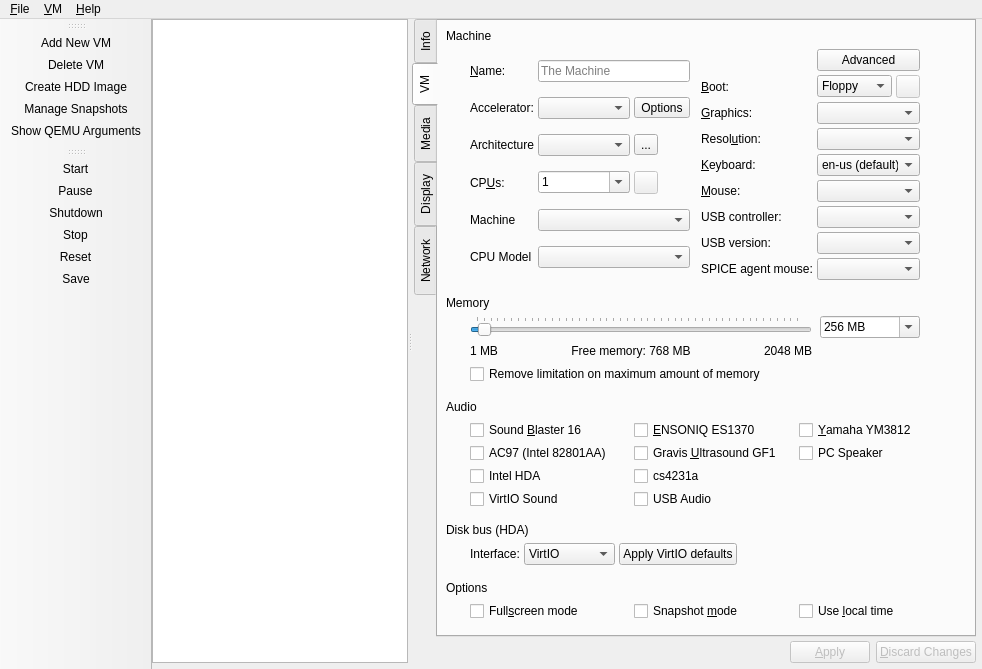
Above: src/Main_Window.ui from chronic8000/aqemu before the change. Below: the same form after it.
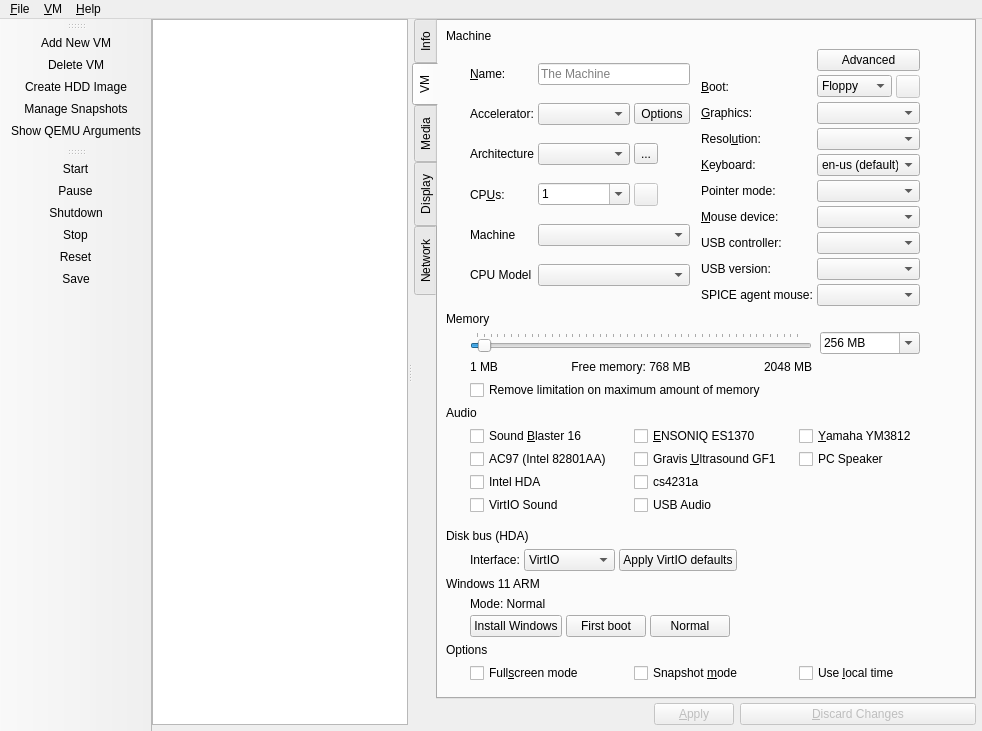
That is the form after the change. Icons and pictures are not drawn. Custom widgets are drawn as their Qt base class.

Commit message:
Add Win11 ARM install lifecycle modes and aarch64 TCG boot fixes.
Ship Install/First boot/Normal presets (ramfb-only vs virtio-gpu), USB ISO boot, GICv3/highmem/ITS and max,pauth-impdef CPU for TCG, plus Accel Honesty so cross-arch guests force TCG instead of fake KVM/WHPX.

Patch:
```diff
--- a/src/Main_Window.ui
+++ b/src/Main_Window.ui
@@ -899,16 +899,36 @@
                   </widget>
                  </item>
                  <item row="5" column="0">
+                  <widget class="QLabel" name="Label_Mouse_Pointer_Mode">
+                   <property name="text">
+                    <string>Pointer mode:</string>
+                   </property>
+                   <property name="buddy">
+                    <cstring>CB_Mouse_Pointer_Mode</cstring>
+                   </property>
+                  </widget>
+                 </item>
+                 <item row="5" column="1" colspan="2">
+                  <widget class="QComboBox" name="CB_Mouse_Pointer_Mode">
+                   <property name="toolTip">
+                    <string>Seamless: absolute tablet — host and guest cursors stay aligned, no grab. Relative: PS/2-style mouse — click the guest display to capture, middle-click or Escape to release. Use Relative for Windows 9x and other guests without a tablet driver.</string>
+                   </property>
+                   <property name="sizeAdjustPolicy">
+                    <enum>QComboBox::AdjustToMinimumContentsLength</enum>
+                   </property>
+                  </widget>
+                 </item>
+                 <item row="6" column="0">
                   <widget class="QLabel" name="Label_Mouse_Type">
                    <property name="text">
-                    <string>&amp;Mouse:</string>
+                    <string>&amp;Mouse device:</string>
                    </property>
                    <property name="buddy">
                     <cstring>CB_Mouse_Type</cstring>
                    </property>
                   </widget>
                  </item>
-                 <item row="5" column="1" colspan="2">
+                 <item row="6" column="1" colspan="2">
                   <widget class="QComboBox" name="CB_Mouse_Type">
                    <property name="toolTip">
                     <string>Guest pointer device. USB Tablet (absolute) is recommended for remote/embedded displays so the cursor tracks without grab. PS/2 is relative (needs grab). VirtIO needs guest drivers. VMware mouse needs the vmware VGA + guest tools.</string>
@@ -918,7 +938,7 @@
                    </property>
                   </widget>
                  </item>
-                 <item row="6" column="0">
+                 <item row="7" column="0">
                   <widget class="QLabel" name="Label_Mouse_USB_Controller">
                    <property name="text">
                     <string>USB controller:</string>
@@ -928,7 +948,7 @@
                    </property>
                   </widget>
                  </item>
-                 <item row="6" column="1" colspan="2">
+                 <item row="7" column="1" colspan="2">
                   <widget class="QComboBox" name="CB_Mouse_USB_Controller">
                    <property name="toolTip">
                     <string>Controller used when Mouse is a USB device. Auto picks UHCI (-usb) for PC machines and xHCI for virt/ARM. Win98 usually wants UHCI.</string>
@@ -938,7 +958,7 @@
                    </property>
                   </widget>
                  </item>
-                 <item row="7" column="0">
+                 <item row="8" column="0">
                   <widget class="QLabel" name="Label_Mouse_USB_Version">
                    <property name="text">
                     <string>USB version:</string>
@@ -948,7 +968,7 @@
                    </property>
                   </widget>
                  </item>
-                 <item row="7" column="1" colspan="2">
+                 <item row="8" column="1" colspan="2">
                   <widget class="QComboBox" name="CB_Mouse_USB_Version">
                    <property name="toolTip">
                     <string>usb_version property for usb-tablet / usb-mouse. USB 1.1 often works better with Windows 98.</string>
@@ -958,7 +978,7 @@
                    </property>
                   </widget>
                  </item>
-                 <item row="8" column="0">
+                 <item row="9" column="0">
                   <widget class="QLabel" name="Label_SPICE_Agent_Mouse">
                    <property name="text">
                     <string>SPICE agent mouse:</string>
@@ -968,7 +988,7 @@
                    </property>
                   </widget>
                  </item>
-                 <item row="8" column="1" colspan="2">
+                 <item row="9" column="1" colspan="2">
                   <widget class="QComboBox" name="CB_SPICE_Agent_Mouse">
                    <property name="toolTip">
                     <string>QEMU -spice agent-mouse=on|off. Uses the SPICE vdagent in the guest when available. Leave Default unless you know you need it. Win98 has no vdagent — use USB Tablet instead.</string>
@@ -1554,6 +1574,98 @@
               </layout>
              </widget>
             </item>
+            <item>
+             <spacer name="verticalSpacer_win11_lifecycle">
+              <property name="orientation">
+               <enum>Qt::Vertical</enum>
+              </property>
+              <property name="sizeHint" stdset="0">
+               <size>
+                <width>20</width>
+                <height>16</height>
+               </size>
+              </property>
+             </spacer>
+            </item>
+            <item>
+             <widget class="Highlighted_Label" name="label_win11_lifecycle">
+              <property name="text">
+               <string>Windows 11 ARM</string>
+              </property>
+             </widget>
+            </item>
+            <item>
+             <widget class="QWidget" name="GB_Win11_Lifecycle" native="true">
+              <layout class="QVBoxLayout" name="verticalLayout_win11_lifecycle">
+               <property name="leftMargin">
+                <number>24</number>
+               </property>
+               <property name="topMargin">
+                <number>6</number>
+               </property>
+               <property name="rightMargin">
+                <number>6</number>
+               </property>
+               <property name="bottomMargin">
+                <number>6</number>
+               </property>
+               <item>
+                <widget class="QLabel" name="Label_Win11_Lifecycle_Status">
+                 <property name="text">
+                  <string>Mode: Normal</string>
+                 </property>
+                </widget>
+               </item>
+               <item>
+                <layout class="QHBoxLayout" name="horizontalLayout_win11_lifecycle_buttons">
+                 <item>
+                  <widget class="QPushButton" name="Button_Win11_Install">
+                   <property name="toolTip">
+                    <string>Install profile (BVM firstboot): ramfb only, USB installer ISO, CD boot first.</string>
+                   </property>
+                   <property name="text">
+                    <string>Install Windows</string>
+                   </property>
+                  </widget>
+                 </item>
+                 <item>
+                  <widget class="QPushButton" name="Button_Win11_First_Boot">
+                   <property name="toolTip">
+                    <string>First boot / OOBE debug (BVM boot-ramfb): ramfb only, no installer ISO, HDD boot.</string>
+                   </property>
+                   <property name="text">
+                    <string>First boot</string>
+                   </property>
+                  </widget>
+                 </item>
+                 <item>
+                  <widget class="QPushButton" name="Button_Win11_Normal">
+                   <property name="toolTip">
+                    <string>Daily use (BVM boot): virtio-gpu only, no installer ISO, HDD boot.</string>
+                   </property>
+                   <property name="text">
+                    <string>Normal</string>
+                   </property>
+                  </widget>
+                 </item>
+                 <item>
+                  <spacer name="horizontalSpacer_win11_lifecycle">
+                   <property name="orientation">
+                    <enum>Qt::Horizontal</enum>
+                   </property>
+                   <property name="sizeHint" stdset="0">
+                    <size>
+                     <width>40</width>
+                     <height>20</height>
+                    </size>
+                   </property>
+                  </spacer>
+                 </item>
+                </layout>
+               </item>
+              </layout>
+             </widget>
+            </item>
             <item>
              <spacer name="verticalSpacer_9">
               <property name="orientation">
@@ -3297,11 +3409,8 @@
             <property name="enabled">
              <bool>false</bool>
             </property>
-            <property name="sizePolicy">
-             <sizepolicy hsizetype="Fixed" vsizetype="Fixed">
-              <horstretch>0</horstretch>
-              <verstretch>0</verstretch>
-             </sizepolicy>
+            <property name="visible">
+             <bool>false</bool>
             </property>
             <property name="text">
              <string>&amp;Discard Changes</string>
```
Left out of the diff: 7 changed lines with no effect on the pictures. The commit also changes 11 other files.
